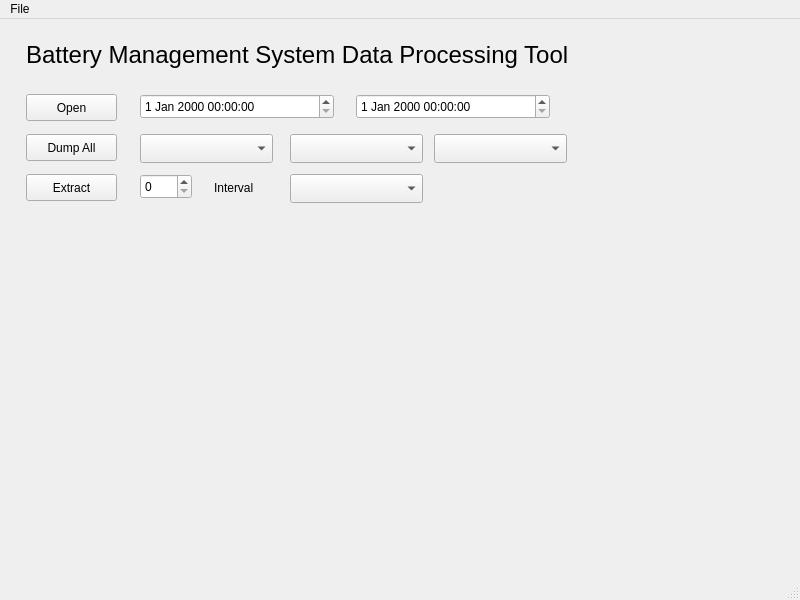
Before: the Qt Designer form data-processing/data-processing-main.ui in dmsherazi/Battery-Management-System, drawn with Qt 5.
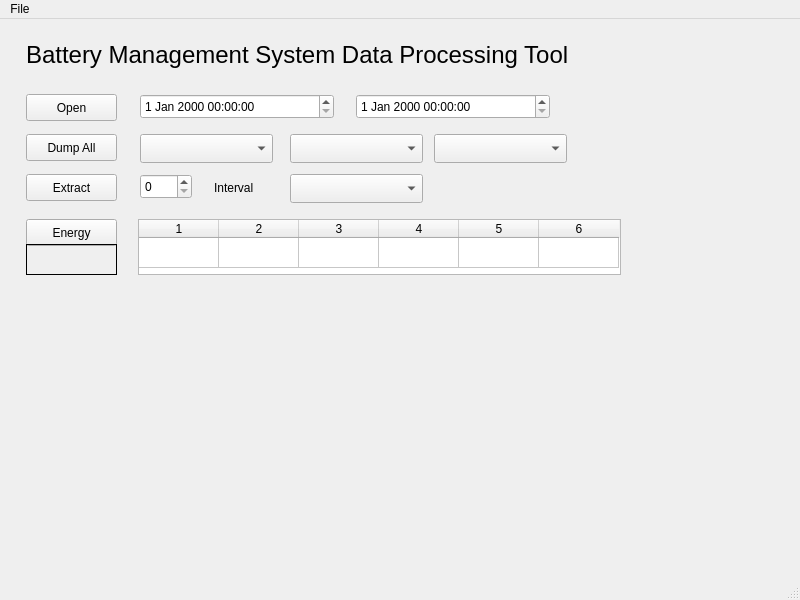
After: the same form once the commit is applied.

Commit message: Add feature to scan all currents and print out total AH energies. Total of battery currents gives usage/charge balance. Negative load and charge currents are set to zero - these come from undervoltage condition.

Diff of the .ui file:
```diff
--- a/data-processing/data-processing-main.ui
+++ b/data-processing/data-processing-main.ui
@@ -169,6 +169,95 @@
      <string>Dump All</string>
     </property>
    </widget>
+   <widget class="QPushButton" name="energyButton">
+    <property name="geometry">
+     <rect>
+      <x>26</x>
+      <y>200</y>
+      <width>91</width>
+      <height>27</height>
+     </rect>
+    </property>
+    <property name="toolTip">
+     <string>Energy balance (AH) for all batteries and sources over the time interval</string>
+    </property>
+    <property name="text">
+     <string>Energy</string>
+    </property>
+   </widget>
+   <widget class="QTableWidget" name="energyView">
+    <property name="geometry">
+     <rect>
+      <x>138</x>
+      <y>200</y>
+      <width>483</width>
+      <height>56</height>
+     </rect>
+    </property>
+    <property name="verticalScrollBarPolicy">
+     <enum>Qt::ScrollBarAlwaysOff</enum>
+    </property>
+    <property name="horizontalScrollBarPolicy">
+     <enum>Qt::ScrollBarAlwaysOff</enum>
+    </property>
+    <property name="cornerButtonEnabled">
+     <bool>false</bool>
+    </property>
+    <property name="rowCount">
+     <number>1</number>
+    </property>
+    <property name="columnCount">
+     <number>6</number>
+    </property>
+    <attribute name="horizontalHeaderDefaultSectionSize">
+     <number>80</number>
+    </attribute>
+    <attribute name="verticalHeaderVisible">
+     <bool>false</bool>
+    </attribute>
+    <row/>
+    <column/>
+    <column/>
+    <column/>
+    <column/>
+    <column/>
+    <column/>
+   </widget>
+   <widget class="QLabel" name="energyBalance">
+    <property name="geometry">
+     <rect>
+      <x>26</x>
+      <y>225</y>
+      <width>91</width>
+      <height>31</height>
+     </rect>
+    </property>
+    <property name="font">
+     <font>
+      <pointsize>12</pointsize>
+      <weight>75</weight>
+      <bold>true</bold>
+     </font>
+    </property>
+    <property name="frameShape">
+     <enum>QFrame::Panel</enum>
+    </property>
+    <property name="frameShadow">
+     <enum>QFrame::Plain</enum>
+    </property>
+    <property name="lineWidth">
+     <number>1</number>
+    </property>
+    <property name="text">
+     <string/>
+    </property>
+    <property name="textFormat">
+     <enum>Qt::PlainText</enum>
+    </property>
+    <property name="alignment">
+     <set>Qt::AlignCenter</set>
+    </property>
+   </widget>
   </widget>
   <widget class="QMenuBar" name="menubar">
    <property name="geometry">
```
The commit also changes 2 other files.
